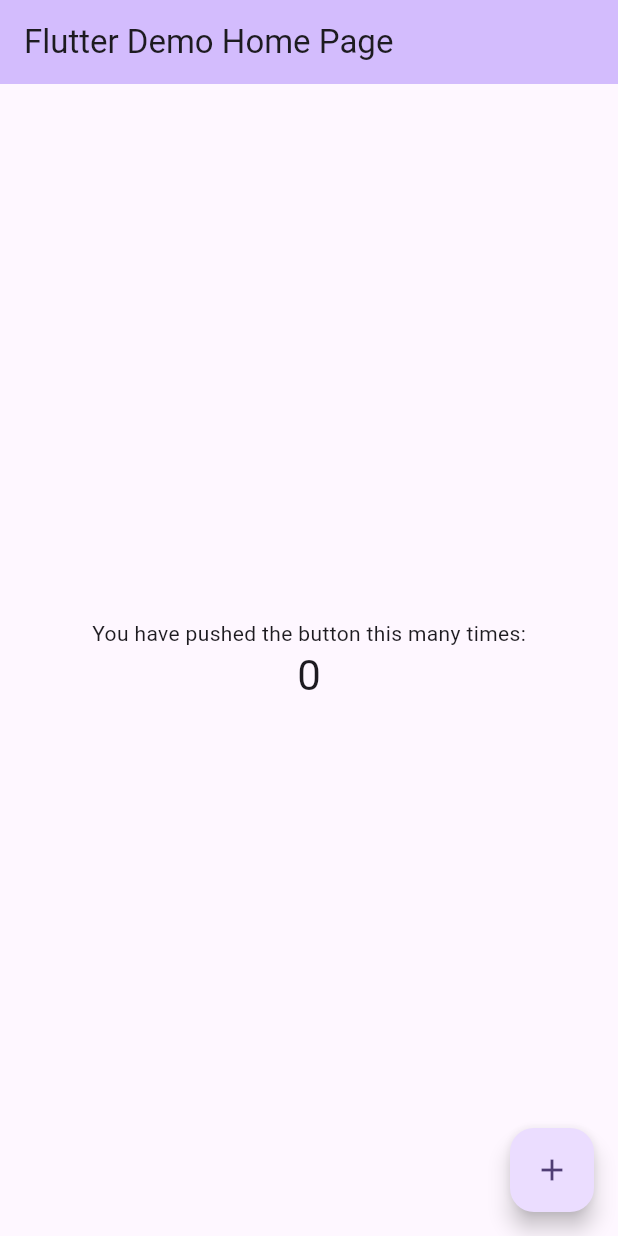
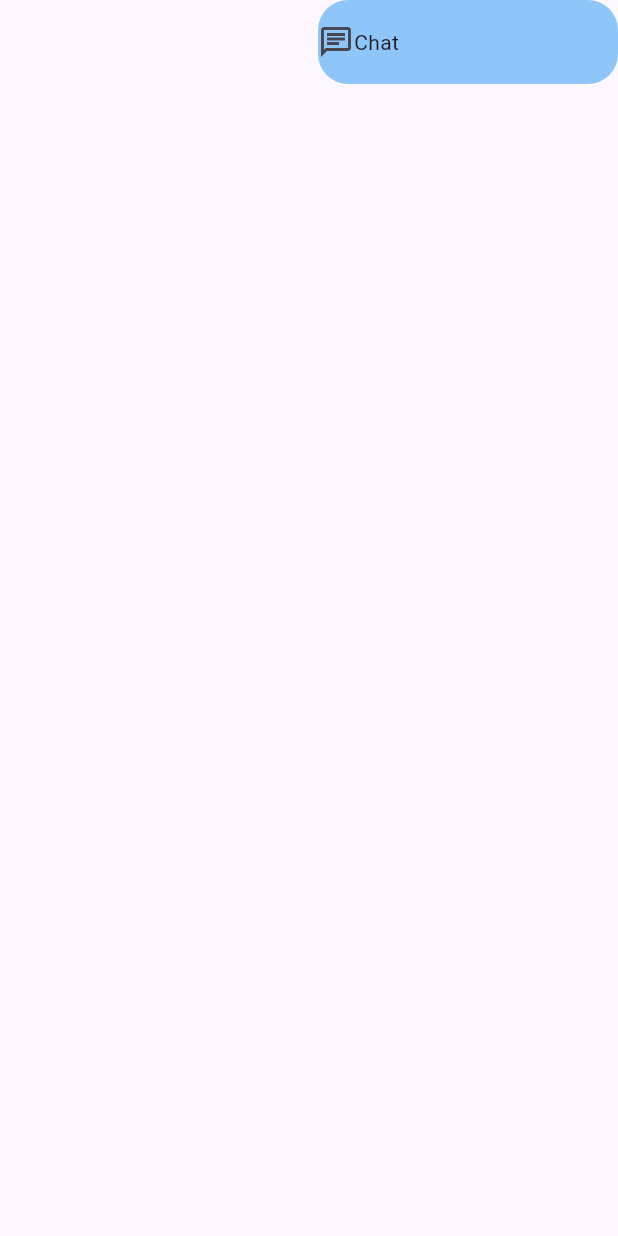
Before and after one commit to Mshankc/coffee_app, a Flutter app: the screen it shows after launch, on a phone screen of 412 x 824 dp. Run offline on Flutter 3.47's test engine with Material 3 defaults, Android fonts, the phone set to English and light mode, and no system bars.

Commit message:
snd commit

```diff
--- /dev/null
+++ b/lib/constants/texts.dart
@@ -0,0 +1,6 @@
+class Texts {
+  static const kCompanyName = 'Kat & Kin Coffee Roasters';
+  static const kProductTypeName = 'Snacks and Beverages';
+  static const kRecommendedText = 'recommended';
+  static const kAppBarChatText = 'Chat';
+}
--- a/lib/main.dart
+++ b/lib/main.dart
@@ -1,125 +1,26 @@
+import 'package:coffee_app/screens/about_screen.dart';
+import 'package:coffee_app/screens/Cart.dart';
+import 'package:coffee_app/screens/home_screen.dart';
+import 'package:coffee_app/screens/intro_screen.dart';
 import 'package:flutter/material.dart';
 
 void main() {
+  WidgetsFlutterBinding.ensureInitialized();
   runApp(const MyApp());
 }
 
 class MyApp extends StatelessWidget {
   const MyApp({super.key});
-
-  // This widget is the root of your application.
   @override
   Widget build(BuildContext context) {
     return MaterialApp(
-      title: 'Flutter Demo',
-      theme: ThemeData(
-        // This is the theme of your application.
-        //
-        // TRY THIS: Try running your application with "flutter run". You'll see
-        // the application has a purple toolbar. Then, without quitting the app,
-        // try changing the seedColor in the colorScheme below to Colors.green
-        // and then invoke "hot reload" (save your changes or press the "hot
-        // reload" button in a Flutter-supported IDE, or press "r" if you used
-        // the command line to start the app).
-        //
-        // Notice that the counter didn't reset back to zero; the application
-        // state is not lost during the reload. To reset the state, use hot
-        // restart instead.
-        //
-        // This works for code too, not just values: Most code changes can be
-        // tested with just a hot reload.
-        colorScheme: ColorScheme.fromSeed(seedColor: Colors.deepPurple),
-        useMaterial3: true,
-      ),
-      home: const MyHomePage(title: 'Flutter Demo Home Page'),
+      home: const HomeScreen(),
+      routes: {
+        HomeScreen.id: (context) => const HomeScreen(),
+        AboutScreen.id: (context) => const AboutScreen(),
+        Cart.id: (context) => const Cart(),
+        IntroScreen.id: (context) => const IntroScreen(),
+      },
     );
   }
 }
-
-class MyHomePage extends StatefulWidget {
-  const MyHomePage({super.key, required this.title});
-
-  // This widget is the home page of your application. It is stateful, meaning
-  // that it has a State object (defined below) that contains fields that affect
-  // how it looks.
-
-  // This class is the configuration for the state. It holds the values (in this
-  // case the title) provided by the parent (in this case the App widget) and
-  // used by the build method of the State. Fields in a Widget subclass are
-  // always marked "final".
-
-  final String title;
-
-  @override
-  State<MyHomePage> createState() => _MyHomePageState();
-}
-
-class _MyHomePageState extends State<MyHomePage> {
-  int _counter = 0;
-
-  void _incrementCounter() {
-    setState(() {
-      // This call to setState tells the Flutter framework that something has
-      // changed in this State, which causes it to rerun the build method below
-      // so that the display can reflect the updated values. If we changed
-      // _counter without calling setState(), then the build method would not be
-      // called again, and so nothing would appear to happen.
-      _counter++;
-    });
-  }
-
-  @override
-  Widget build(BuildContext context) {
-    // This method is rerun every time setState is called, for instance as done
-    // by the _incrementCounter method above.
-    //
-    // The Flutter framework has been optimized to make rerunning build methods
-    // fast, so that you can just rebuild anything that needs updating rather
-    // than having to individually change instances of widgets.
-    return Scaffold(
-      appBar: AppBar(
-        // TRY THIS: Try changing the color here to a specific color (to
-        // Colors.amber, perhaps?) and trigger a hot reload to see the AppBar
-        // change color while the other colors stay the same.
-        backgroundColor: Theme.of(context).colorScheme.inversePrimary,
-        // Here we take the value from the MyHomePage object that was created by
-        // the App.build method, and use it to set our appbar title.
-        title: Text(widget.title),
-      ),
-      body: Center(
-        // Center is a layout widget. It takes a single child and positions it
-        // in the middle of the parent.
-        child: Column(
-          // Column is also a layout widget. It takes a list of children and
-          // arranges them vertically. By default, it sizes itself to fit its
-          // children horizontally, and tries to be as tall as its parent.
-          //
-          // Column has various properties to control how it sizes itself and
-          // how it positions its children. Here we use mainAxisAlignment to
-          // center the children vertically; the main axis here is the vertical
-          // axis because Columns are vertical (the cross axis would be
-          // horizontal).
-          //
-          // TRY THIS: Invoke "debug painting" (choose the "Toggle Debug Paint"
-          // action in the IDE, or press "p" in the console), to see the
-          // wireframe for each widget.
-          mainAxisAlignment: MainAxisAlignment.center,
-          children: <Widget>[
-            const Text(
-              'You have pushed the button this many times:',
-            ),
-            Text(
-              '$_counter',
-              style: Theme.of(context).textTheme.headlineMedium,
-            ),
-          ],
-        ),
-      ),
-      floatingActionButton: FloatingActionButton(
-        onPressed: _incrementCounter,
-        tooltip: 'Increment',
-        child: const Icon(Icons.add),
-      ), // This trailing comma makes auto-formatting nicer for build methods.
-    );
-  }
-}
--- /dev/null
+++ b/lib/screens/home_screen.dart
@@ -0,0 +1,41 @@
+import 'package:coffee_app/constants/texts.dart';
+import 'package:flutter/material.dart';
+
+class HomeScreen extends StatefulWidget {
+  const HomeScreen({super.key});
+  static const id = 'homeScreen';
+
+  @override
+  State<HomeScreen> createState() => _HomeScreenState();
+}
+
+class _HomeScreenState extends State<HomeScreen> {
+  @override
+  Widget build(BuildContext context) {
+    return Scaffold(
+      appBar: AppBar(
+        actions: [
+          Container(
+            width: 200,
+            height: 200,
+            decoration: BoxDecoration(
+              color:
+                  Colors.blue.withOpacity(0.5), // 50% opacity for transparency
+              borderRadius: BorderRadius.circular(
+                  20), // Rounded corners with 20 pixel radius
+            ),
+            child: const Row(
+              children: [
+                Icon(Icons.chat_outlined),
+                Text(Texts.kAppBarChatText),
+              ],
+            ),
+          ),
+        ],
+      ),
+      body: ListView(
+        children: [Container()],
+      ),
+    );
+  }
+}
--- a/pubspec.yaml
+++ b/pubspec.yaml
@@ -60,8 +60,8 @@ flutter:
   uses-material-design: true
 
   # To add assets to your application, add an assets section, like this:
-  # assets:
-  #   - images/a_dot_burr.jpeg
+  assets:
+    - images/
   #   - images/a_dot_ham.jpeg
 
   # An image asset can refer to one or more resolution-specific "variants", see
```
Also changed, not shown: lib/models/products.dart (added, +12 -0 lines), lib/models/shop.dart (added, +48 -0 lines), lib/screens/Cart.dart (added, +16 -0 lines), lib/screens/about_screen.dart (added, +16 -0 lines), lib/screens/chat_screen.dart (added, +15 -0 lines), lib/screens/intro_screen.dart (added, +11 -0 lines), images/cauvery.jpg (added), images/costarican.jpg (added), images/homeImage.jpg (added), images/katandkinlogo.jpg (added), images/kenyan1.jpg (added), images/kodainatural.jpg (added), images/mansoonedMalabar.jpg (added), images/shieldtail.jpg (added), 2 more files.
